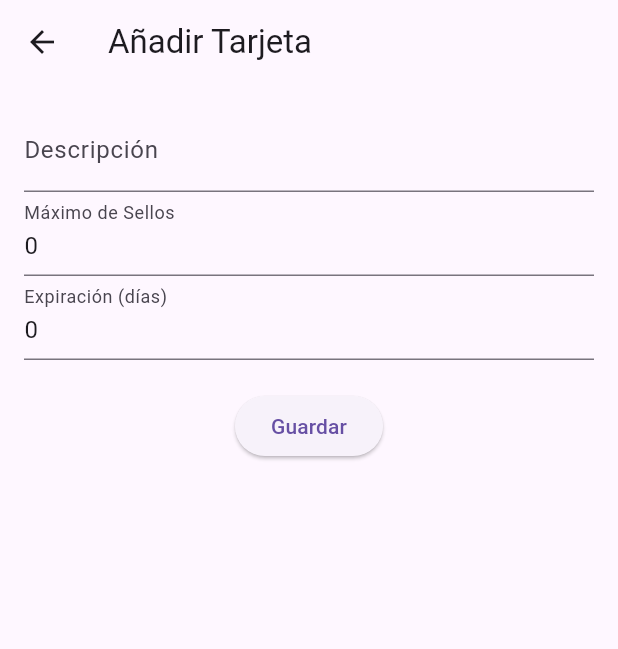
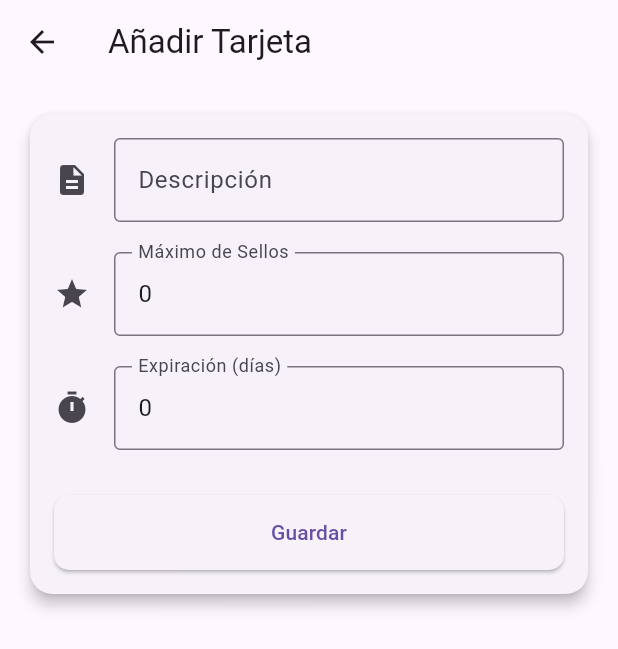
Before and after one commit to carlosrs14/AcumulApp, a Flutter app: the AddEditCardScreen screen opened directly with empty values, on a phone screen of 412 x 824 dp. Shown: the top 649 px of the screen. Run offline on Flutter 3.47's test engine with Material 3 defaults, Android fonts, the phone set to English and light mode, and no system bars; our stand-ins replace flutter_rating_bar, localstorage, material_design_icons_flutter.

Commit message:
business use cases

```diff
--- /dev/null
+++ b/lib/models/client.dart
@@ -0,0 +1,3 @@
+class Client {
+
+}
--- /dev/null
+++ b/lib/models/collaborator.dart
@@ -0,0 +1,3 @@
+class Collaborator {
+
+}
--- a/lib/models/user.dart
+++ b/lib/models/user.dart
@@ -1,14 +1,20 @@
+import 'dart:developer';
+
 class User {
   int _id;
   String _name;
   String _email;
   String _password;
   String _role;
+  int? _idBusiness;
 
   User(this._id, this._name, this._email, this._password, this._role);
 
   int get id => _id;
   set id(int value) => _id = value;
+
+  int? get idBusiness => _idBusiness;
+  set idBusiness(int? value) => _idBusiness = value;
 
   String get name => _name;
   set name(String value) => _name = value;
@@ -23,13 +29,17 @@ class User {
   set role(String value) => _role = value;
 
   factory User.fromJson(Map<String, dynamic> json) {
-    return User(
+    User user = User(
       json['id'] as int,
       json['fullName'] as String,
       json['email'] as String,
       "",
       json['userType'] as String,
     );
+    user._idBusiness = json['collaboratorDetails'][0]['businessId'] as int;
+    //log(json['collaboratorDetails']);
+    //log(user._idBusiness.toString());
+    return user;
   }
 
   Map<String, dynamic> toJson() {
--- a/lib/screens/business/add_edit_card_screen.dart
+++ b/lib/screens/business/add_edit_card_screen.dart
@@ -72,42 +72,72 @@ class _AddEditCardScreenState extends State<AddEditCardScreen> {
     return Scaffold(
       appBar: AppBar(
         title: Text(widget.card == null ? 'Añadir Tarjeta' : 'Editar Tarjeta'),
+        elevation: 0,
+        backgroundColor: Colors.transparent,
       ),
-      body: Padding(
+      body: SingleChildScrollView(
+        padding: const EdgeInsets.all(16.0),
+        child: Card(
+          elevation: 4,
+          shape: RoundedRectangleBorder(borderRadius: BorderRadius.circular(15)),
+          child: Padding(
             padding: const EdgeInsets.all(16.0),
             child: Form(
               key: _formKey,
               child: Column(
+                crossAxisAlignment: CrossAxisAlignment.stretch,
                 children: [
                   TextFormField(
                     initialValue: _description,
-                decoration: const InputDecoration(labelText: 'Descripción'),
+                    decoration: const InputDecoration(
+                      labelText: 'Descripción',
+                      icon: Icon(Icons.description),
+                      border: OutlineInputBorder(),
+                    ),
                     validator: (value) => value!.isEmpty ? 'Campo requerido' : null,
                     onSaved: (value) => _description = value!,
                   ),
+                  const SizedBox(height: 20),
                   TextFormField(
                     initialValue: _maxStamp.toString(),
-                decoration: const InputDecoration(labelText: 'Máximo de Sellos'),
+                    decoration: const InputDecoration(
+                      labelText: 'Máximo de Sellos',
+                      icon: Icon(Icons.star),
+                      border: OutlineInputBorder(),
+                    ),
                     keyboardType: TextInputType.number,
                     validator: (value) => value!.isEmpty ? 'Campo requerido' : null,
                     onSaved: (value) => _maxStamp = int.parse(value!),
                   ),
+                  const SizedBox(height: 20),
                   TextFormField(
                     initialValue: _expiration.toString(),
-                decoration: const InputDecoration(labelText: 'Expiración (días)'),
+                    decoration: const InputDecoration(
+                      labelText: 'Expiración (días)',
+                      icon: Icon(Icons.timer),
+                      border: OutlineInputBorder(),
+                    ),
                     keyboardType: TextInputType.number,
                     validator: (value) => value!.isEmpty ? 'Campo requerido' : null,
                     onSaved: (value) => _expiration = int.parse(value!),
                   ),
-              const SizedBox(height: 20),
+                  const SizedBox(height: 30),
                   ElevatedButton(
                     onPressed: _saveCard,
+                    style: ElevatedButton.styleFrom(
+                      padding: const EdgeInsets.symmetric(vertical: 15),
+                      shape: RoundedRectangleBorder(
+                        borderRadius: BorderRadius.circular(10),
+                      ),
+                    ),
                     child: const Text('Guardar'),
                   ),
                 ],
               ),
             ),
           ),
+        ),
+      ),
     );
   }
 }
--- a/lib/screens/business/business_home_screen.dart
+++ b/lib/screens/business/business_home_screen.dart
@@ -1,3 +1,4 @@
+import 'dart:developer';
 
 import 'package:acumulapp/models/user.dart';
 import 'package:flutter/material.dart';
@@ -29,6 +30,7 @@ class _BusinessHomeScreenState extends State<BusinessHomeScreen> with SingleTick
 
   @override
   Widget build(BuildContext context) {
+    //log(widget.user.idBusiness!.toString());// aquiiii
     return Scaffold(
       appBar: AppBar(
         title: const Text('Panel de Negocio'),
--- a/lib/screens/business_info_screen.dart
+++ b/lib/screens/business_info_screen.dart
@@ -1,5 +1,3 @@
-import 'dart:ffi';
-
 import 'package:acumulapp/models/business.dart';
 import 'package:acumulapp/models/business_datails_arguments.dart';
 import 'package:acumulapp/models/user.dart';
@@ -52,7 +50,7 @@ class _BusinessInfoState extends State<BusinessInfo> {
                         crossAxisAlignment: CrossAxisAlignment.center,
                         children: [
                           SizedBox(height: 20),
-                          imagen_negocio(),
+                          imagenNegocio(),
                           SizedBox(height: 30),
                           name(),
                           Container(
@@ -99,7 +97,7 @@ class _BusinessInfoState extends State<BusinessInfo> {
     );
   }
 
-  Widget imagen_negocio() {
+  Widget imagenNegocio() {
     return Container(
       width: 140,
       height: 120,
```
Also changed, not shown: lib/main.dart (+7 -8 lines), lib/providers/business_provider.dart (+4 -4 lines), lib/screens/business/business_profile_screen.dart (+71 -4 lines), lib/screens/business/customer_management_screen.dart (added, +106 -0 lines), lib/screens/business/manage_cards_screen.dart (+23 -7 lines), 1 other file. Lines whose indentation alone changed are shown as unchanged.
